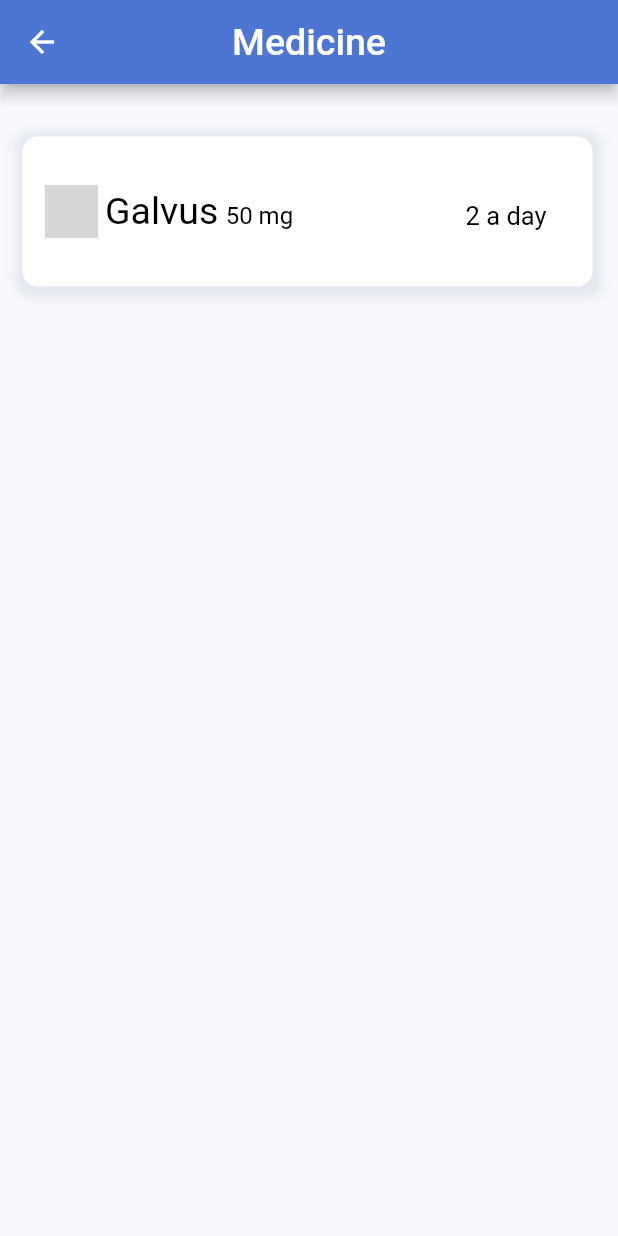
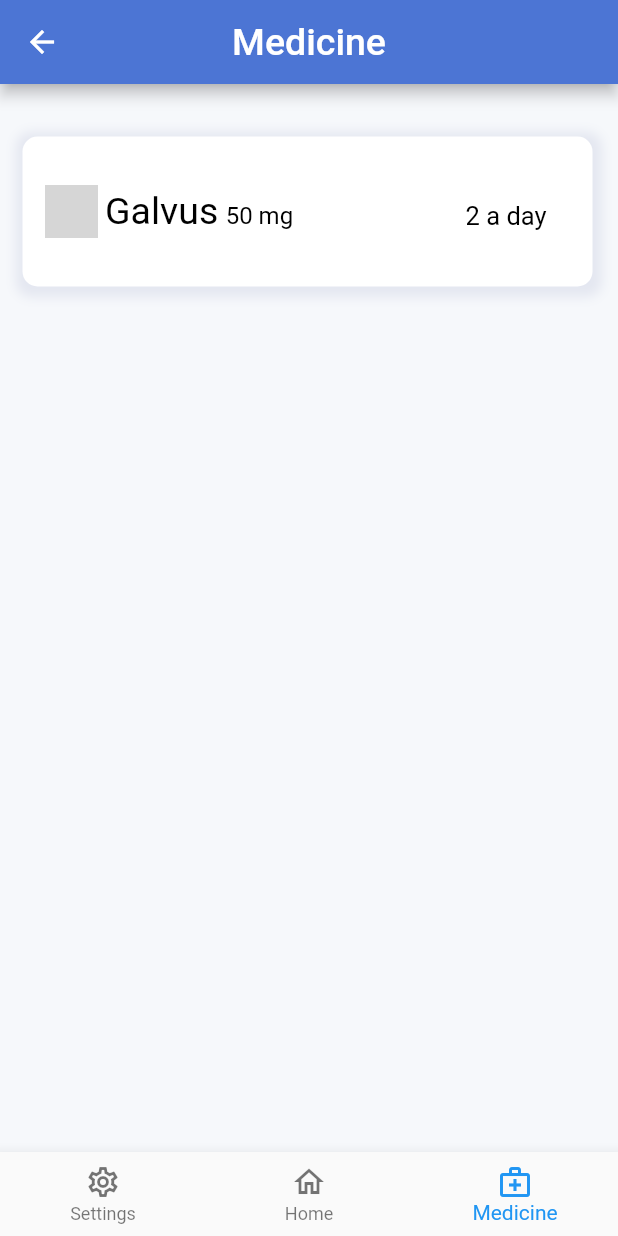
Before and after one commit to 8BallAhmed/GraduationProject, a Flutter app: the medicine screen opened directly, on a phone screen of 412 x 824 dp. Run offline on Flutter 3.47's test engine with Material 2 defaults, Android fonts, the phone set to English and light mode, and no system bars; our stand-ins replace dropdown_button2, percent_indicator; grey boxes are pictures that could not be loaded.

Commit message:
feat: add bottomNavigationBar to medicine page

```diff
--- a/Mobile-app/lib/medicine.dart
+++ b/Mobile-app/lib/medicine.dart
@@ -95,6 +95,35 @@ class _medicineState extends State<medicine> {
           ),
         ),
       ),
+      bottomNavigationBar: BottomNavigationBar(
+        currentIndex: 2,
+        onTap: (value) {
+          if (value == 1) {
+            Navigator.of(context).pushReplacementNamed("Home");
+          }
+          if (value == 2) {
+            Navigator.of(context).pushNamed("medicine");
+          }
+        },
+        items: [
+          BottomNavigationBarItem(
+            icon: Icon(
+              Icons.settings_outlined,
+            ),
+            label: "Settings",
+          ),
+          BottomNavigationBarItem(
+            icon: new Icon(
+              Icons.home_outlined,
+            ),
+            label: "Home",
+          ),
+          BottomNavigationBarItem(
+            icon: Icon(Icons.medical_services_outlined),
+            label: "Medicine",
+          )
+        ],
+      ),
     );
   }
 }
```
